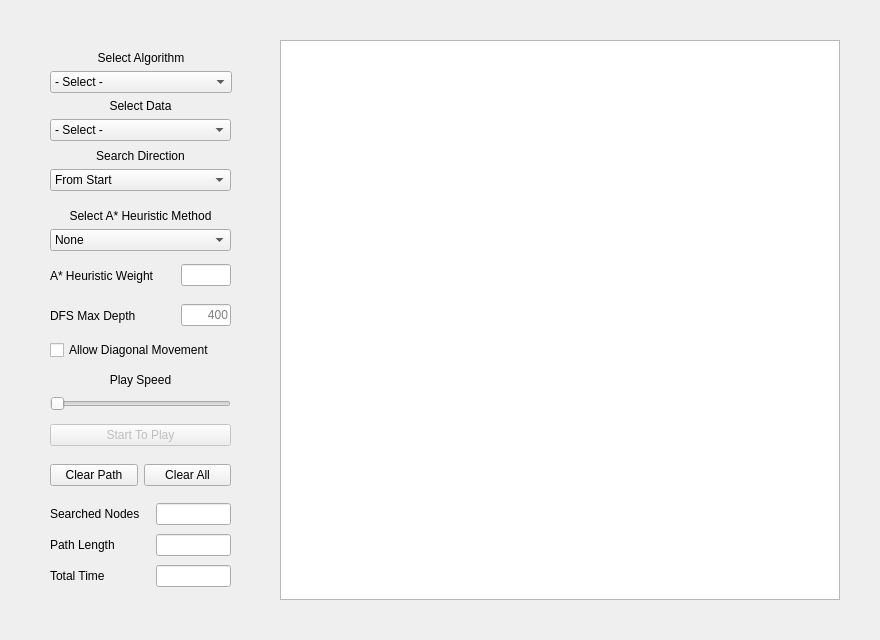
The window that ui/uisettings.ui (zqh0421/Find-Shortest-Path) describes before a commit, drawn with Qt 5.
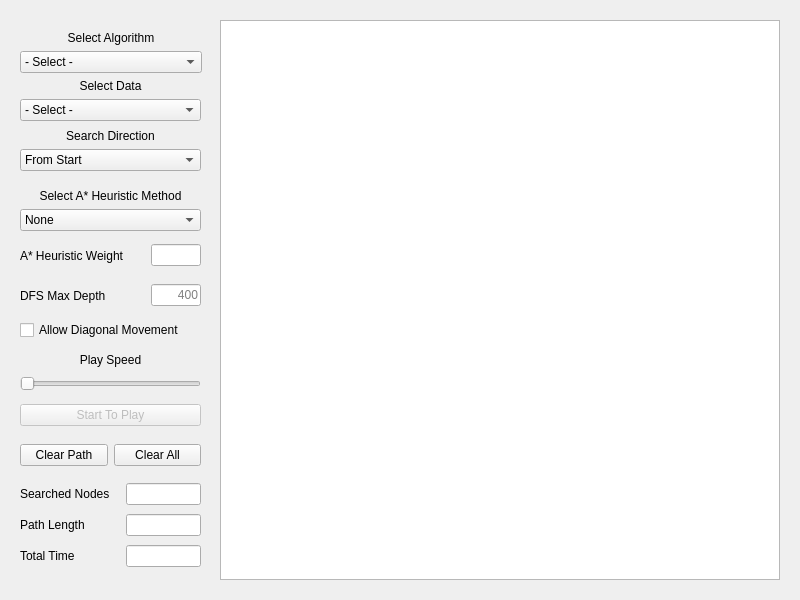
The same window after the commit.

Commit message: The main window size is changed.

What changed in the file:
```diff
--- a/ui/uisettings.ui
+++ b/ui/uisettings.ui
@@ -7,20 +7,20 @@
    <rect>
     <x>0</x>
     <y>0</y>
-    <width>880</width>
-    <height>640</height>
+    <width>800</width>
+    <height>600</height>
    </rect>
   </property>
   <property name="minimumSize">
    <size>
-    <width>880</width>
-    <height>640</height>
+    <width>800</width>
+    <height>600</height>
    </size>
   </property>
   <property name="maximumSize">
    <size>
-    <width>880</width>
-    <height>640</height>
+    <width>800</width>
+    <height>600</height>
    </size>
   </property>
   <property name="focusPolicy">
@@ -32,8 +32,8 @@
   <widget class="QGraphicsView" name="visualizer">
    <property name="geometry">
     <rect>
-     <x>280</x>
-     <y>40</y>
+     <x>220</x>
+     <y>20</y>
      <width>560</width>
      <height>560</height>
     </rect>
@@ -48,8 +48,8 @@
   <widget class="QWidget" name="verticalLayoutWidget">
    <property name="geometry">
     <rect>
-     <x>50</x>
-     <y>40</y>
+     <x>20</x>
+     <y>20</y>
      <width>182</width>
      <height>53</height>
     </rect>
@@ -124,8 +124,8 @@
   <widget class="QWidget" name="verticalLayoutWidget_5">
    <property name="geometry">
     <rect>
-     <x>50</x>
-     <y>370</y>
+     <x>20</x>
+     <y>350</y>
      <width>181</width>
      <height>41</height>
     </rect>
@@ -159,8 +159,8 @@
   <widget class="QWidget" name="verticalLayoutWidget_6">
    <property name="geometry">
     <rect>
-     <x>50</x>
-     <y>420</y>
+     <x>20</x>
+     <y>400</y>
      <width>181</width>
      <height>31</height>
     </rect>
@@ -202,8 +202,8 @@
   <widget class="QWidget" name="verticalLayoutWidget_7">
    <property name="geometry">
     <rect>
-     <x>50</x>
-     <y>500</y>
+     <x>20</x>
+     <y>480</y>
      <width>181</width>
      <height>91</height>
     </rect>
@@ -310,8 +310,8 @@
   <widget class="QWidget" name="horizontalLayoutWidget">
    <property name="geometry">
     <rect>
-     <x>50</x>
-     <y>460</y>
+     <x>20</x>
+     <y>440</y>
      <width>181</width>
      <height>31</height>
     </rect>
@@ -336,8 +336,8 @@
   <widget class="QWidget" name="verticalLayoutWidget_2">
    <property name="geometry">
     <rect>
-     <x>50</x>
-     <y>90</y>
+     <x>20</x>
+     <y>70</y>
      <width>181</width>
      <height>51</height>
     </rect>
@@ -419,8 +419,8 @@
   <widget class="QWidget" name="verticalLayoutWidget_3">
    <property name="geometry">
     <rect>
-     <x>50</x>
-     <y>140</y>
+     <x>20</x>
+     <y>120</y>
      <width>181</width>
      <height>51</height>
     </rect>
@@ -455,8 +455,8 @@
   <widget class="QWidget" name="horizontalLayoutWidget_2">
    <property name="geometry">
     <rect>
-     <x>50</x>
-     <y>260</y>
+     <x>20</x>
+     <y>240</y>
      <width>181</width>
      <height>31</height>
     </rect>
@@ -490,8 +490,8 @@
   <widget class="QWidget" name="verticalLayoutWidget_8">
    <property name="geometry">
     <rect>
-     <x>50</x>
-     <y>200</y>
+     <x>20</x>
+     <y>180</y>
      <width>181</width>
      <height>51</height>
     </rect>
@@ -541,8 +541,8 @@
   <widget class="QCheckBox" name="checkDiagonal">
    <property name="geometry">
     <rect>
-     <x>50</x>
-     <y>340</y>
+     <x>20</x>
+     <y>320</y>
      <width>179</width>
      <height>20</height>
     </rect>
@@ -554,8 +554,8 @@
   <widget class="QWidget" name="horizontalLayoutWidget_3">
    <property name="geometry">
     <rect>
-     <x>50</x>
-     <y>300</y>
+     <x>20</x>
+     <y>280</y>
      <width>181</width>
      <height>31</height>
     </rect>
```
Left out of the diff: 2 changed lines with no effect on the pictures.
